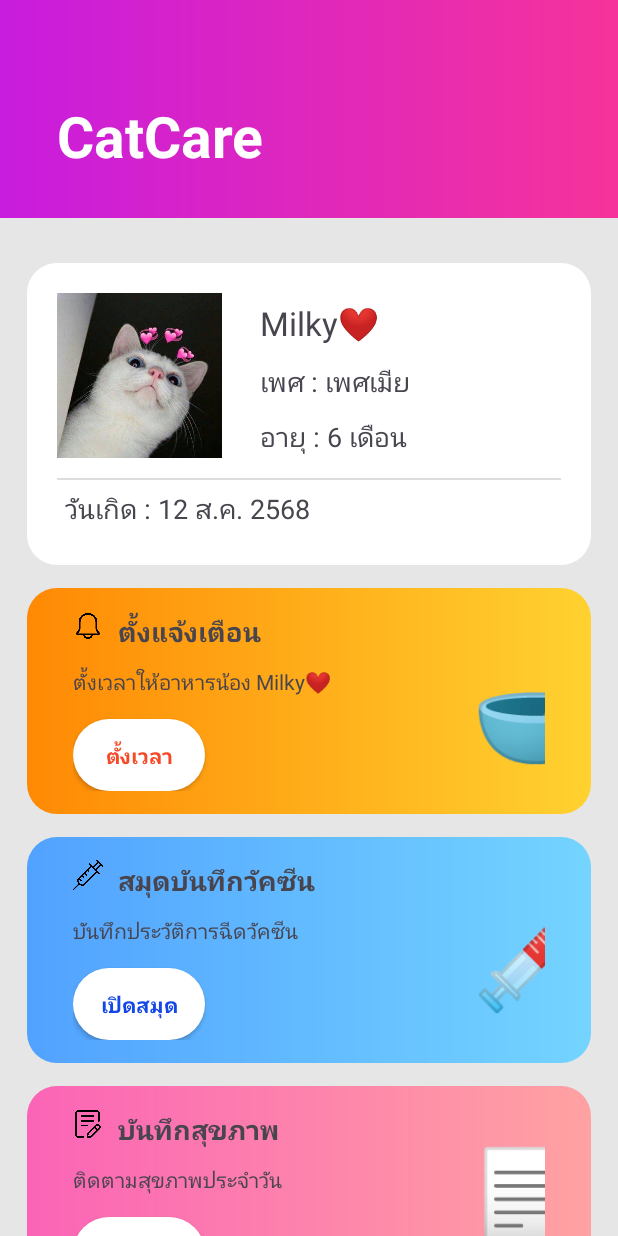
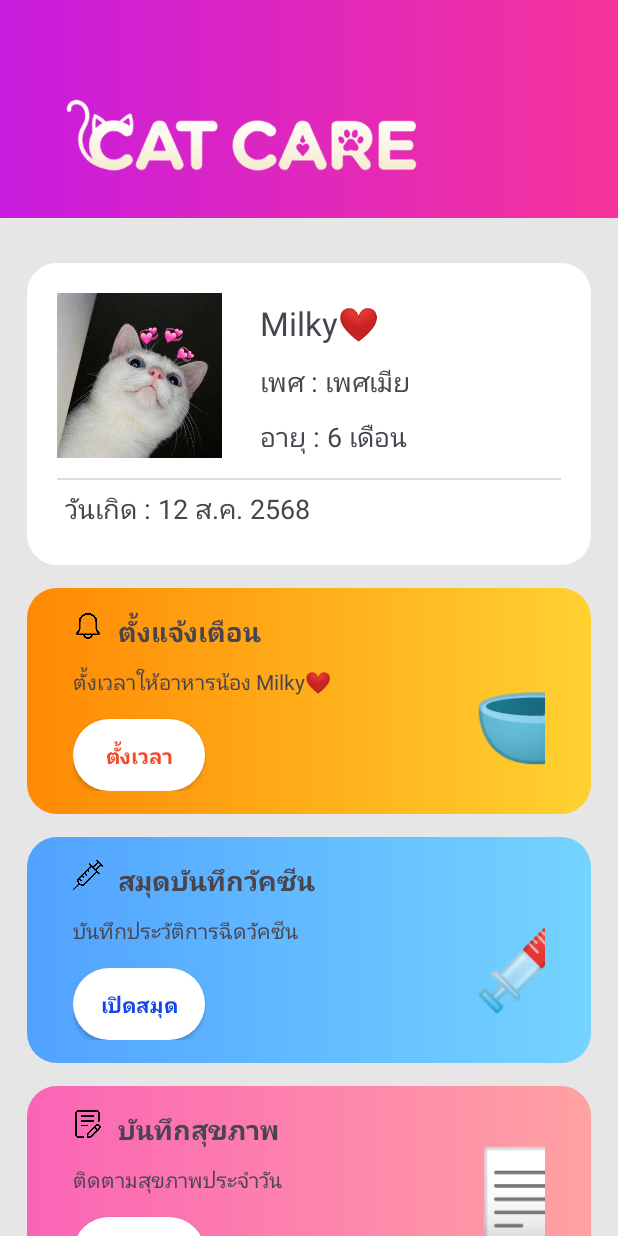
Before and after one commit to thaksaporn0164/catcareapp, an Android app built with Jetpack Compose: the screen it shows after launch (MainActivity), on a phone screen of 412 x 824 dp. Run offline under Robolectric (Android 15) with nearby library versions, the phone set to English and light mode, and no system bars.

Commit message:
update logo and icon app

```diff
--- a/app/src/main/AndroidManifest.xml
+++ b/app/src/main/AndroidManifest.xml
@@ -10,8 +10,8 @@
     <application
         android:allowBackup="true"
         android:label="@string/app_name"
-        android:icon="@mipmap/ic_launcher"
-        android:roundIcon="@mipmap/ic_launcher_round"
+        android:icon="@drawable/ic_catcare"
+        android:roundIcon="@drawable/ic_catcare_round"
         android:supportsRtl="true"
         android:theme="@style/Theme.Material3.DayNight.NoActionBar">
 
--- a/app/src/main/res/layout/activity_main.xml
+++ b/app/src/main/res/layout/activity_main.xml
@@ -11,15 +11,12 @@
         android:background="@drawable/shape_bg_app"
         android:gravity="center_vertical">
 
-        <TextView
-            android:layout_width="match_parent"
-            android:layout_height="wrap_content"
+        <ImageView
+            android:layout_width="322dp"
+            android:layout_height="127dp"
             android:layout_marginTop="18dp"
             android:padding="38dp"
-            android:text="@string/app_name"
-            android:textColor="@color/white"
-            android:textSize="38sp"
-            android:textStyle="bold" />
+            android:src="@drawable/logo_catcare" />
     </LinearLayout>
 
     <ScrollView
```
Also changed, not shown: app/src/main/res/drawable-nodpi/ic_catcare.png (added), app/src/main/res/drawable-nodpi/ic_catcare_round.png (added), app/src/main/res/drawable-nodpi/logo_catcare.png (added).
